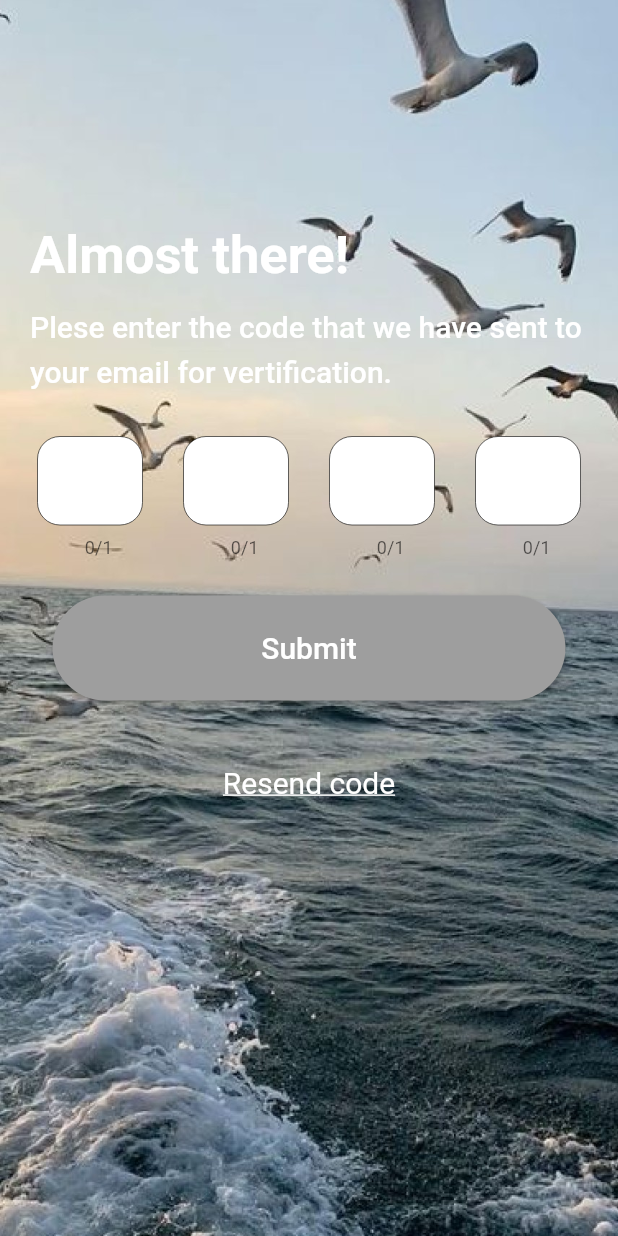
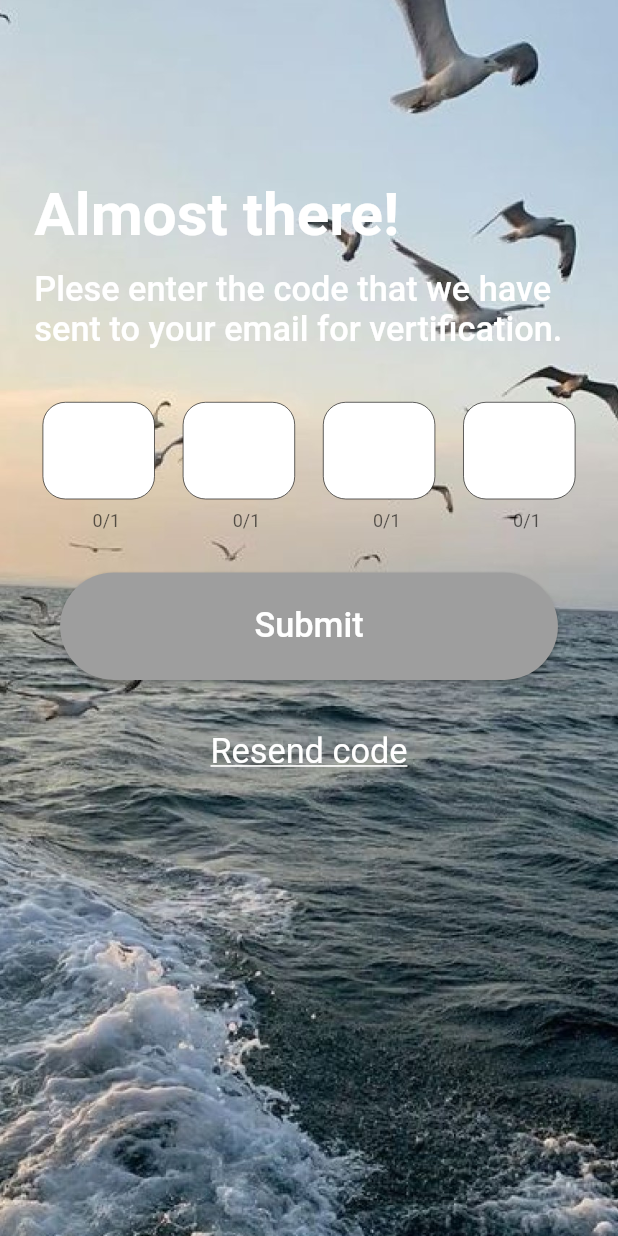
Before and after one commit to litrar/floating-bottle, a Flutter app: the Vertification screen opened directly, on a phone screen of 412 x 824 dp. Run offline on Flutter 3.47's test engine with Material 2 defaults, Android fonts, the phone set to English and light mode, and no system bars; our stand-ins replace flutter_bloc, flutter_screenutil, go_router, image_picker.

Commit message:
update vertification page

```diff
--- a/lib/pages/authentication/vertification.dart
+++ b/lib/pages/authentication/vertification.dart
@@ -1,4 +1,5 @@
 import 'package:flutter/material.dart';
+import 'package:flutter_screenutil/flutter_screenutil.dart';
 
 import 'information.dart';
 // import 'package:flutter_verification_box/verification_box.dart';
@@ -25,23 +26,23 @@ class _VertificationState extends State<Vertification> {
               ListView(
                 children: [
                   Container(
-                    margin: const EdgeInsets.only(top: 150, left: 20),
+                    margin: EdgeInsets.only(top: 100.h, left: 20.w),
                     child:
-                    const Text("Almost there!", style: TextStyle(
-                        fontSize: 35,
+                    Text("Almost there!", style: TextStyle(
+                        fontSize: 35.sp,
                         fontWeight: FontWeight.bold,
                         color: Colors.white
                     ),),
                   ),
                   Container(
-                    margin: const EdgeInsets.only(top: 10, left: 20),
-                    child: const Text(
+                    margin: EdgeInsets.only(top: 10.h, left: 20.w),
+                    child: Text(
                       "Plese enter the code that we have sent to your email for vertification.",
                       style: TextStyle(
                           fontWeight: FontWeight.w500,
-                          fontSize: 20,
+                          fontSize: 20.sp,
                           color: Colors.white,
-                          height: 1.5
+                          height: 1.h
                       ),),
                   ),
                   _verifiField(),
@@ -62,16 +63,17 @@ class _VertificationState extends State<Vertification> {
     //   ),
     // );
     return Container(
-      margin: const EdgeInsets.only(left: 25,right: 25,top: 30),
+      margin: EdgeInsets.only(left: 25.w,right: 25.w,top: 30.h),
       child: Row(
           mainAxisAlignment: MainAxisAlignment.spaceBetween,
-          children: const [
+          children: [
             SizedBox(
-                width: 70,
+                width: 65.w,
+                height: 70.h,
                 child: TextField(
                   decoration: InputDecoration(
                     isDense: true,
-                    border: OutlineInputBorder(
+                    border: const OutlineInputBorder(
                         borderRadius: BorderRadius.all(Radius.circular(15)),
                         borderSide: BorderSide(
                             color: Colors.transparent
@@ -80,21 +82,22 @@ class _VertificationState extends State<Vertification> {
                     filled: true,
                     fillColor: Colors.white,
                     isCollapsed: true,
-                    contentPadding: EdgeInsets.symmetric(horizontal: 20,vertical: 15),
+                    contentPadding: EdgeInsets.symmetric(horizontal: 20.w,vertical: 15.h),
                   ),
                   maxLength: 1,
                   style: TextStyle(
-                    fontSize: 25,color: Colors.black,fontWeight: FontWeight.w500,
+                    fontSize: 25.sp,color: Colors.black,fontWeight: FontWeight.w500,
                   ),
                 )
             ),
 
             SizedBox(
-                width: 70,
+                width: 65.w,
+                height: 70.h,
                 child: TextField(
                   decoration: InputDecoration(
                     isDense: true,
-                    border: OutlineInputBorder(
+                    border: const OutlineInputBorder(
                         borderRadius: BorderRadius.all(Radius.circular(15)),
                         borderSide: BorderSide(
                             color: Colors.transparent
@@ -103,21 +106,22 @@ class _VertificationState extends State<Vertification> {
                     filled: true,
                     fillColor: Colors.white,
                     isCollapsed: true,
-                    contentPadding: EdgeInsets.symmetric(horizontal: 20,vertical: 15),
+                    contentPadding: EdgeInsets.symmetric(horizontal: 20.w,vertical: 15.h),
                   ),
                   maxLength: 1,
                   style: TextStyle(
-                    fontSize: 25,color: Colors.black,fontWeight: FontWeight.w500,
+                    fontSize: 25.sp,color: Colors.black,fontWeight: FontWeight.w500,
                   ),
                 )
             ),
 
             SizedBox(
-                width: 70,
+                width: 65.w,
+                height: 70.h,
                 child: TextField(
                   decoration: InputDecoration(
                     isDense: true,
-                    border: OutlineInputBorder(
+                    border: const OutlineInputBorder(
                         borderRadius: BorderRadius.all(Radius.circular(15)),
                         borderSide: BorderSide(
                             color: Colors.transparent
@@ -126,21 +130,22 @@ class _VertificationState extends State<Vertification> {
                     filled: true,
                     fillColor: Colors.white,
                     isCollapsed: true,
-                    contentPadding: EdgeInsets.symmetric(horizontal: 20,vertical: 15),
+                    contentPadding: EdgeInsets.symmetric(horizontal: 20.w,vertical: 15.h),
                   ),
                   maxLength: 1,
                   style: TextStyle(
-                    fontSize: 25,color: Colors.black,fontWeight: FontWeight.w500,
+                    fontSize: 25.sp,color: Colors.black,fontWeight: FontWeight.w500,
                   ),
                 )
             ),
 
             SizedBox(
-                width: 70,
+                width: 65.w,
+                height: 70.h,
                 child: TextField(
                   decoration: InputDecoration(
                     isDense: true,
-                    border: OutlineInputBorder(
+                    border: const OutlineInputBorder(
                         borderRadius: BorderRadius.all(Radius.circular(15)),
                         borderSide: BorderSide(
                             color: Colors.transparent
@@ -149,11 +154,11 @@ class _VertificationState extends State<Vertification> {
                     filled: true,
                     fillColor: Colors.white,
                     isCollapsed: true,
-                    contentPadding: EdgeInsets.symmetric(horizontal: 20,vertical: 15),
+                    contentPadding: EdgeInsets.symmetric(horizontal: 20.w,vertical: 15.h),
                   ),
                   maxLength: 1,
                   style: TextStyle(
-                    fontSize: 25,color: Colors.black,fontWeight: FontWeight.w500,
+                    fontSize: 25.sp,color: Colors.black,fontWeight: FontWeight.w500,
                   ),
                 )
             ),
@@ -164,14 +169,14 @@ class _VertificationState extends State<Vertification> {
 
   Widget _submitButton() {
     return Container(
-      margin: const EdgeInsets.only(left: 35, right: 35, top: 25, bottom: 20),
-      width: 350,
-      height: 70,
+      margin: EdgeInsets.only(left: 35.w, right: 35.w, top: 25.h, bottom: 10.h),
+      width: 350.w,
+      height: 60.h,
       child: ElevatedButton(
         style: ButtonStyle(
             backgroundColor: MaterialStateProperty.all(Colors.grey.shade500),
             shape: MaterialStateProperty.all<RoundedRectangleBorder>(
-                RoundedRectangleBorder(borderRadius: BorderRadius.circular(35))
+                RoundedRectangleBorder(borderRadius: BorderRadius.circular(55))
             )
         ),
         onPressed: () {
@@ -184,8 +189,8 @@ class _VertificationState extends State<Vertification> {
             ),
           );
         },
-        child: const Text("Submit", style: TextStyle(
-            fontSize: 20,color: Colors.white
+        child: Text("Submit", style: TextStyle(
+            fontSize: 20.sp,color: Colors.white
         ),),
       ),
     );
@@ -193,9 +198,8 @@ class _VertificationState extends State<Vertification> {
 
   Widget _resendButton() {
     return Container(
-      margin: const EdgeInsets.only(left: 0, right: 0, top: 5, bottom: 0),
-      width: 200,
-      height: 60,
+      width: 200.w,
+      height: 60.h,
       child: Row(
         crossAxisAlignment: CrossAxisAlignment.center,
         mainAxisAlignment: MainAxisAlignment.spaceEvenly,
@@ -203,10 +207,10 @@ class _VertificationState extends State<Vertification> {
           TextButton(onPressed: () {
             Navigator.of(context).pop();
           },
-              child: const Text("Resend code", style: TextStyle(
+              child: Text("Resend code", style: TextStyle(
                   color: Colors.white,
                   fontWeight: FontWeight.w400,
-                  fontSize: 20,
+                  fontSize: 20.sp,
                   decoration: TextDecoration.underline
               ),))
         ],
```
